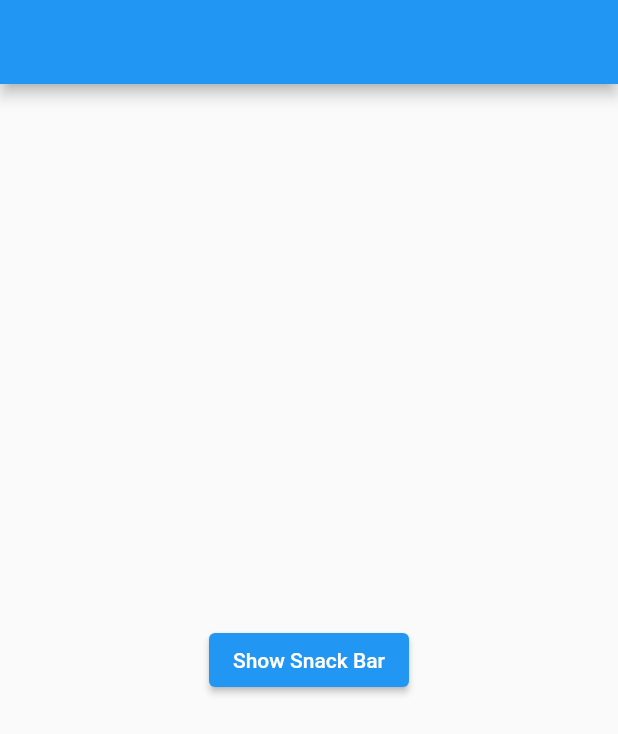
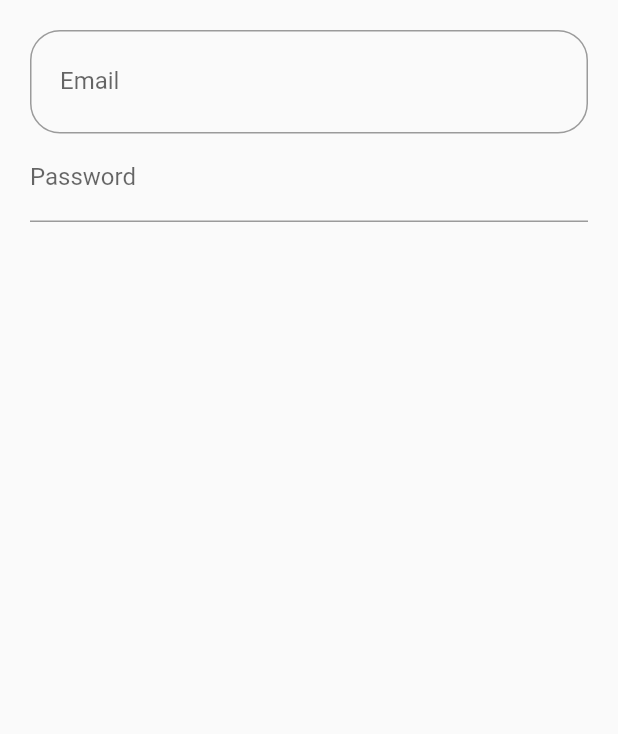
Before and after one commit to AhmadIkbalDjaya/fast_track_flutter_beginner, a Flutter app: the screen it shows after launch, on a phone screen of 412 x 824 dp. Shown: the top 734 px of the screen. Run offline on Flutter 3.47's test engine with Material 2 defaults, Android fonts, the phone set to English and light mode, and no system bars.

Commit message:
28. TextField

```diff
--- a/lib/main.dart
+++ b/lib/main.dart
@@ -7,7 +7,9 @@ class MyApp extends StatelessWidget {
 
   @override
   Widget build(BuildContext context) {
-    return MaterialApp(home: HomePage());
+    return MaterialApp(
+      home: HomePage(),
+    );
   }
 }
 
@@ -17,30 +19,30 @@ class HomePage extends StatelessWidget {
   @override
   Widget build(BuildContext context) {
     return Scaffold(
-      appBar: AppBar(),
-      body: Center(
-        child: ElevatedButton(
-          onPressed: () {
-            ScaffoldMessenger.of(context).showSnackBar(
-              SnackBar(
-                content: Text("Hapus berhasil"),
-                action: SnackBarAction(
-                  label: "Cancel",
-                  onPressed: () {},
-                  textColor: Colors.white,
-                ),
-                backgroundColor: Colors.red,
-                duration: Duration(seconds: 3),
-                margin: EdgeInsets.all(10),
-                behavior: SnackBarBehavior.floating,
-                shape: RoundedRectangleBorder(
-                  borderRadius: BorderRadius.circular(15),
-                ),
+      body: ListView(
+        padding: EdgeInsets.all(20),
+        children: [
+          TextField(
+            autocorrect: false,
+            keyboardType: TextInputType.emailAddress,
+            textInputAction: TextInputAction.next,
+            decoration: InputDecoration(
+              contentPadding:
+                  EdgeInsets.symmetric(horizontal: 20, vertical: 25),
+              label: Text("Email"),
+              border: OutlineInputBorder(
+                borderRadius: BorderRadius.circular(20),
               ),
-            );
-          },
-          child: Text("Show Snack Bar"),
-        ),
+            ),
+          ),
+          TextField(
+            autocorrect: false,
+            obscureText: true,
+            decoration: InputDecoration(
+              label: Text("Password"),
+            ),
+          )
+        ],
       ),
     );
   }
```
